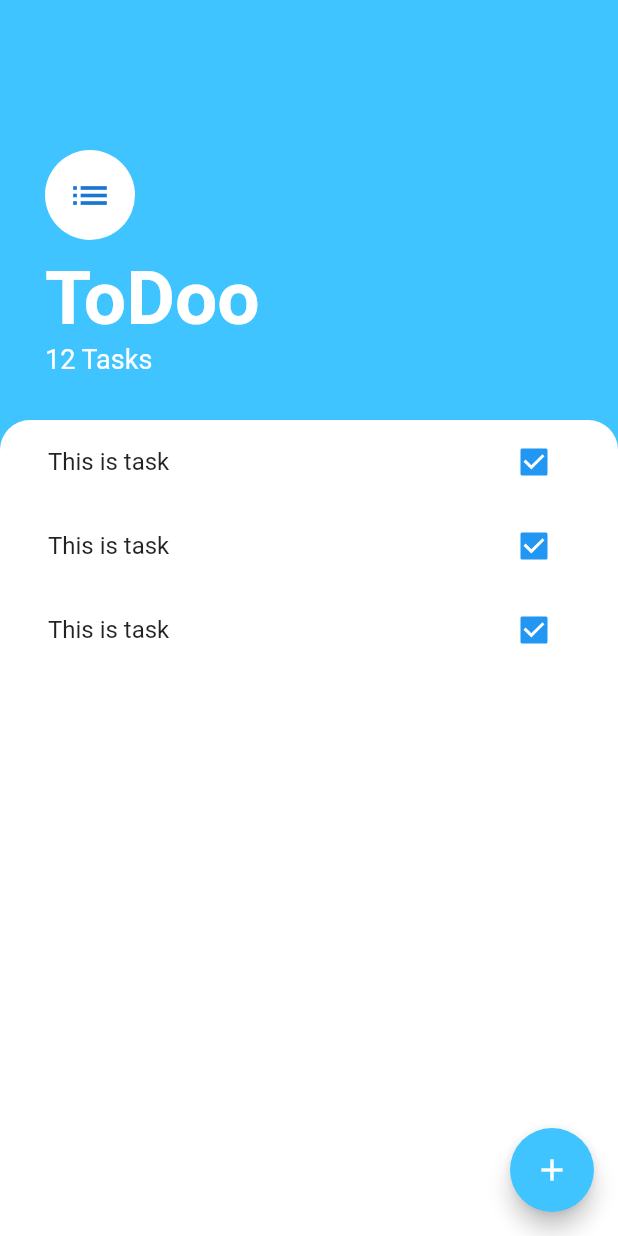
After one commit to HeshanWeerasooriya/todoo, a Flutter app: the screen it shows after launch, on a phone screen of 412 x 824 dp. The commit adds this screen. Run offline on Flutter 3.47's test engine with Material 2 defaults, Android fonts, the phone set to English and light mode, and no system bars.

Commit message:
Extracted ListView, ListTile

```diff
--- /dev/null
+++ b/lib/widgets/task_tile.dart
@@ -0,0 +1,16 @@
+import 'package:flutter/material.dart';
+
+class TaskTile extends StatelessWidget {
+  const TaskTile({Key? key}) : super(key: key);
+
+  @override
+  Widget build(BuildContext context) {
+    return ListTile(
+      title: Text('This is task'),
+      trailing: Checkbox(
+        onChanged: (bool? value) {},
+        value: true,
+      ),
+    );
+  }
+}
--- /dev/null
+++ b/lib/widgets/tasks_list.dart
@@ -0,0 +1,18 @@
+import 'package:flutter/material.dart';
+
+import 'task_tile.dart';
+
+class TasksList extends StatelessWidget {
+  const TasksList({Key? key}) : super(key: key);
+
+  @override
+  Widget build(BuildContext context) {
+    return ListView(
+      children: [
+        TaskTile(),
+        TaskTile(),
+        TaskTile(),
+      ],
+    );
+  }
+}
```
Also changed, not shown: lib/Screens/task_screen.dart (+2 -25 lines).
